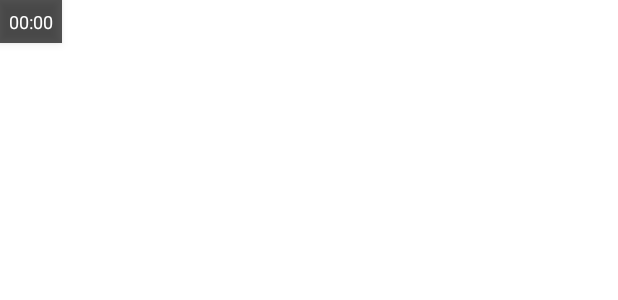
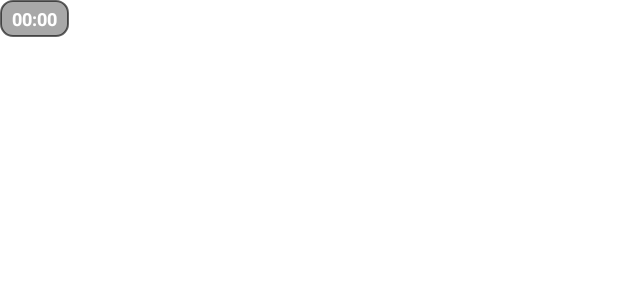
Before and after one commit to spewedprojects/UsagePeek, an Android app built with Jetpack Compose: the layout overlay_bubble.xml on its own in the app's theme, with its tools: preview values and no code run, on a phone screen of 412 x 824 dp. Shown: the top 300 px of the screen. Run offline under Robolectric (Android 15) with nearby library versions, the phone set to English and light mode, and no system bars.

Commit message:
App list visible: - Using DataStore via AppPrefs to svae the enable disable button state for each app. - Timer works on selected apps only - No memory yet. - Changed the shape and design of bubble. Minor font changes.

```diff
--- /dev/null
+++ b/app/src/main/res/drawable/timer_background.xml
@@ -0,0 +1,7 @@
+<shape xmlns:android="http://schemas.android.com/apk/res/android"
+    android:shape="rectangle">
+    <solid android:color="#57000000"/> <!-- Background color -->
+    <corners android:radius="8dp"/> <!-- Rounded corners -->
+    <padding android:left="8dp" android:top="4dp" android:right="8dp" android:bottom="4dp"/>
+    <stroke android:color="#99000000" android:width="1.5dp"/>
+</shape>
--- a/app/src/main/res/layout/overlay_bubble.xml
+++ b/app/src/main/res/layout/overlay_bubble.xml
@@ -3,9 +3,9 @@
     android:id="@+id/bubbleText"
     android:layout_width="wrap_content"
     android:layout_height="wrap_content"
-    android:padding="6dp"
     android:text="00:00"
+    android:textStyle="bold"
     android:textColor="@android:color/white"
-    android:background="#AA000000"
+    android:background="@drawable/timer_background"
     android:textSize="12sp"
-    android:elevation="4dp" />
+    android:elevation="10dp" />
--- a/gradle/libs.versions.toml
+++ b/gradle/libs.versions.toml
@@ -2,6 +2,7 @@
 activityCompose = "1.10.1"
 agp = "8.10.1"
 composeBom = "2025.06.00"
+datastorePreferences = "1.1.7"
 kotlin = "2.0.21"
 coreKtx = "1.16.0"
 junit = "4.13.2"
@@ -18,11 +19,13 @@ uiToolingPreviewAndroid = "1.8.2"
 androidx-activity-compose = { module = "androidx.activity:activity-compose", version.ref = "activityCompose" }
 androidx-compose-bom = { module = "androidx.compose:compose-bom", version.ref = "composeBom" }
 androidx-core-ktx = { group = "androidx.core", name = "core-ktx", version.ref = "coreKtx" }
+androidx-datastore-preferences = { module = "androidx.datastore:datastore-preferences", version.ref = "datastorePreferences" }
 androidx-lifecycle-runtime-ktx = { module = "androidx.lifecycle:lifecycle-runtime-ktx", version.ref = "lifecycleRuntimeKtx" }
 androidx-lifecycle-viewmodel-compose = { module = "androidx.lifecycle:lifecycle-viewmodel-compose", version.ref = "lifecycleRuntimeKtx" }
 androidx-material-icons-extended = { module = "androidx.compose.material:material-icons-extended" }
 androidx-material3 = { module = "androidx.compose.material3:material3" }
 androidx-ui = { module = "androidx.compose.ui:ui" }
+androidx-ui-graphics = { module = "androidx.compose.ui:ui-graphics" }
 androidx-work-runtime-ktx = { module = "androidx.work:work-runtime-ktx", version.ref = "workRuntimeKtx" }
 junit = { group = "junit", name = "junit", version.ref = "junit" }
 androidx-junit = { group = "androidx.test.ext", name = "junit", version.ref = "junitVersion" }
```
Also changed, not shown: app/build.gradle.kts (+5 -2 lines), app/src/main/java/com/gratus/usagepeek/AppPrefs.kt (added, +24 -0 lines), app/src/main/java/com/gratus/usagepeek/MainActivity.kt (+67 -2 lines), app/src/main/java/com/gratus/usagepeek/OverlayService.kt (+14 -0 lines), 2 other files.
